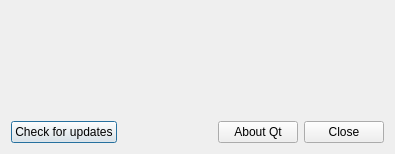
First picture: the form in share/pupgui2/ui/pupgui2_aboutdialog.ui, repository DavidoTek/ProtonUp-Qt, before the edit.
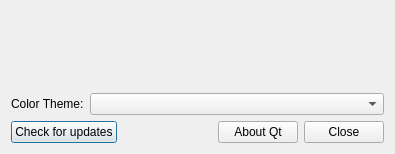
Second picture: the form after the edit.

Commit message: Add ui option for color theme

The edit to the form file:
```diff
--- a/share/pupgui2/ui/pupgui2_aboutdialog.ui
+++ b/share/pupgui2/ui/pupgui2_aboutdialog.ui
@@ -57,6 +57,20 @@
      </property>
     </spacer>
    </item>
+   <item>
+    <layout class="QFormLayout" name="formLayout">
+     <item row="1" column="0">
+      <widget class="QLabel" name="lblColorTheme">
+       <property name="text">
+        <string>Color Theme:</string>
+       </property>
+      </widget>
+     </item>
+     <item row="1" column="1">
+      <widget class="QComboBox" name="comboColorTheme"/>
+     </item>
+    </layout>
+   </item>
    <item>
     <layout class="QHBoxLayout" name="horizontalLayout">
      <item>
```
The commit also changes 1 other file.
